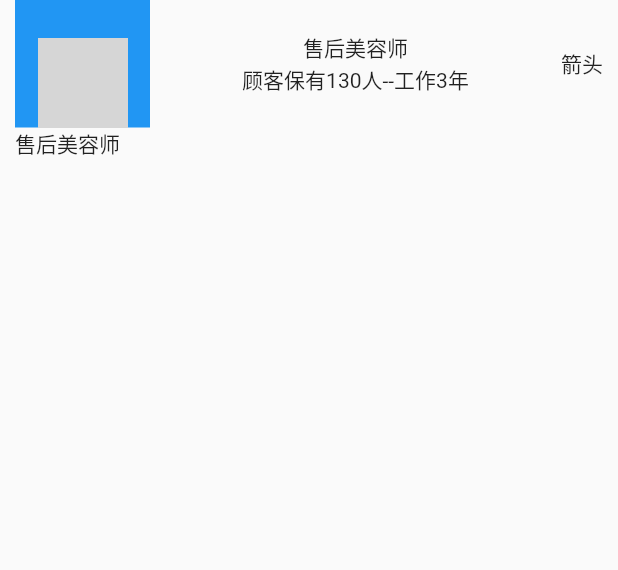
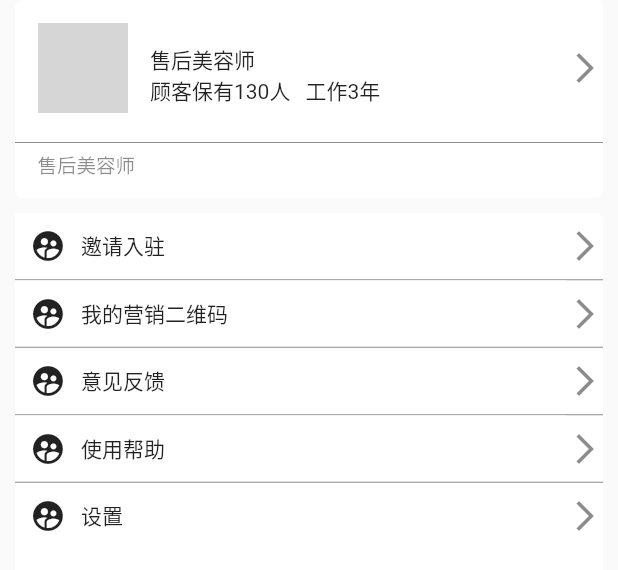
Before and after one commit to kongfanwu/FlutterDemo, a Flutter app: the SDMMMine widget shown alone on an empty page, opened directly, on a phone screen of 412 x 824 dp. Shown: the top 570 px of the screen. Run offline on Flutter 3.47's test engine with Material 2 defaults, Android fonts, the light colour scheme and no system bars; grey boxes are pictures that could not be loaded.

Commit message:
做我的页面

```diff
--- a/alutter_app/lib/main.dart
+++ b/alutter_app/lib/main.dart
@@ -84,7 +84,7 @@ class _MyHomePageState extends State<MyHomePage> {
         // the App.build method, and use it to set our appbar title.
         title: Text(widget.title),
       ),
-      body: dataTableClass(),
+      body: ExpandedClass(),
     );
   }
 }
--- a/sdmm/lib/main.dart
+++ b/sdmm/lib/main.dart
@@ -31,7 +31,7 @@ class MyHomePage extends StatefulWidget {
 
 class _MyHomePageState extends State<MyHomePage> {
   var _title = '';
-  int _currentIndex = 0;
+  int _currentIndex = 4;
   List pages = [
     SDMMMessage(),
     SDMMAI(),
--- a/sdmm/lib/page/SDMMMessage.dart
+++ b/sdmm/lib/page/SDMMMessage.dart
@@ -9,7 +9,14 @@ class _SDMMMessageState extends State<SDMMMessage> {
   @override
   Widget build(BuildContext context) {
     return Center(
-      child: Text('消息'),
+      child: Container(
+        child: Text('老孟，一个有态度的程序员'),
+        decoration: BoxDecoration(
+            shape: BoxShape.rectangle,
+            borderRadius: BorderRadius.all(Radius.circular(20)),
+            color: Colors.blue
+        ),
+      ),
     );
   }
 }
--- a/sdmm/lib/page/SDMMMine.dart
+++ b/sdmm/lib/page/SDMMMine.dart
@@ -5,47 +5,154 @@ class SDMMMine extends StatefulWidget {
   _SDMMMineState createState() => _SDMMMineState();
 }
 
+typedef void RowOnTapCallback(TapDownDetails tapDownDetails);
+
 class _SDMMMineState extends State<SDMMMine> {
-  @override
-  Widget build(BuildContext context) {
+  // 头部视图
+  Widget createTopWidget(BuildContext context) {
     return Container(
-      margin: EdgeInsets.only(left: 10, top: 0, right: 10, bottom: 0),
+      margin: EdgeInsets.only(left: 10, right: 10),
+      decoration: BoxDecoration(
+          shape: BoxShape.rectangle,
+          borderRadius: BorderRadius.all(Radius.circular(5)),
+          color: Colors.white // 圆角设置颜色后，Container 的color 就不要再次设置颜色了。会报错
+          ),
       child: Column(
+        mainAxisAlignment: MainAxisAlignment.spaceBetween, // 主轴的对齐方式
+        crossAxisAlignment: CrossAxisAlignment.start,
         children: <Widget>[
           Row(
             mainAxisAlignment: MainAxisAlignment.spaceBetween, // 主轴的对齐方式
             children: <Widget>[
               Container(
-                padding: EdgeInsets.only(left: 15, top: 25, right: 15, bottom: 0),
-                color: Colors.blue,
-                child: Image.asset('static/img/head.png',
+//                color: Colors.red,
+                padding:
+                    EdgeInsets.only(left: 15, top: 15, right: 15, bottom: 15),
+                child: Image.asset(
+                  'static/img/head.png',
                   fit: BoxFit.cover,
                   width: 60,
                   height: 60,
                 ),
               ),
-              Column(
-                mainAxisAlignment: MainAxisAlignment.start,
+              Flexible(
+                child: Container(
+//                  color: Colors.red,
+                  padding: EdgeInsets.only(top: 10),
+                  child: Column(
+                    mainAxisAlignment: MainAxisAlignment.center,
+                    crossAxisAlignment: CrossAxisAlignment.start,
                     children: <Widget>[
                       Text('售后美容师'),
                       Row(
+                        mainAxisAlignment: MainAxisAlignment.start,
                         children: <Widget>[
                           Text('顾客保有130人'),
-                      Text('--工作3年'),
+                          SizedBox(width: 10),
+                          Text('工作3年'),
                         ],
                       ),
                     ],
                   ),
-              Text('箭头'),
+                ),
+              ),
+              Icon(
+                Icons.arrow_forward_ios,
+                color: Colors.black45,
+              ),
             ],
           ),
-          Row(
+          Divider(
+            height: 10,
+            color: Colors.black45,
+          ),
+          Container(
+            margin: EdgeInsets.only(left: 15, bottom: 13),
+            child: Text(
+              '售后美容师',
+              style: TextStyle(
+                color: Colors.black45,
+                fontSize: 13,
+              ),
+            ),
+          ),
+        ],
+      ),
+    );
+  }
+
+  // 列表视图
+  Widget createListView(BuildContext context, List <MineItemModel> items, {void Function(TapDownDetails tapDownDetails, int index) onTap}) {
+    return Flexible(
+      child: Container(
+        margin: EdgeInsets.only(left: 10, right: 10),
+        decoration: BoxDecoration(
+          shape: BoxShape.rectangle,
+          borderRadius: BorderRadius.all(Radius.circular(5)),
+          color: Colors.white // 圆角设置颜色后，Container 的color 就不要再次设置颜色了。会报错
+          ),
+        child: ListView.separated(
+          itemBuilder: (BuildContext context, int index) {
+            return GestureDetector(
+              onTapDown: (TapDownDetails tapDownDetails) {
+                onTap(tapDownDetails, index);
+              },
+              child: Row(
                 children: <Widget>[
-              Text('售后美容师')
+                  Flexible(
+                    child: Container(
+                      color: Colors.white, // 不设置颜色。点击空白区域没有点击事件。设置就会有事件，猜测， 不设置 Flutter 不渲染 View
+                      padding: EdgeInsets.only(top: 10, left: 10, bottom: 10),
+                      child: Row(
+                        children: <Widget>[
+                          Icon(Icons.supervised_user_circle),
+                          SizedBox(width: 10),
+                          Text(items[index].title)
                         ],
-          )
+                      ),
+                    ),
+                  ),
+                  Icon(Icons.arrow_forward_ios, color: Colors.black45),
+                ],
+              ),
+            );
+          },
+          separatorBuilder: (BuildContext context, int index) {
+            return Divider(height: 1, color: Colors.black45);
+          },
+          itemCount: items.length
+        ),
+      ),
+    );
+  }
+
+  @override
+  Widget build(BuildContext context) {
+
+    List <MineItemModel> items = new List();
+    items.add(MineItemModel(title: '邀请入驻', iconName: ''));
+    items.add(MineItemModel(title: '我的营销二维码', iconName: ''));
+    items.add(MineItemModel(title: '意见反馈', iconName: ''));
+    items.add(MineItemModel(title: '使用帮助', iconName: ''));
+    items.add(MineItemModel(title: '设置', iconName: ''));
+
+    return Container(
+      color: Color.fromARGB(1, 241, 241, 241),
+      child: Column(
+        children: <Widget>[
+          createTopWidget(context),
+          SizedBox(height: 10),
+          createListView(context, items, onTap: (TapDownDetails tapDownDetails, int index){
+            print('row click:${items[index].title}');
+          }),
         ],
       ),
     );
   }
 }
+
+class MineItemModel {
+  const MineItemModel({this.title, this.iconName});
+  final String iconName;
+  final String title;
+}
```
Lines whose indentation alone changed are shown as unchanged.
